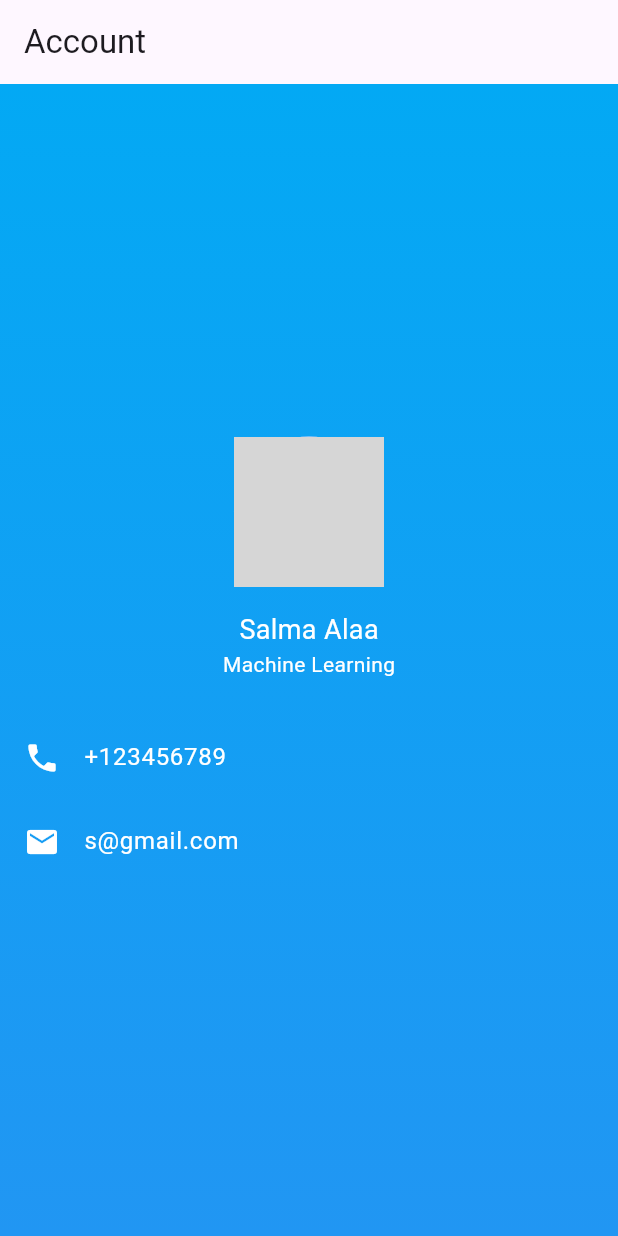
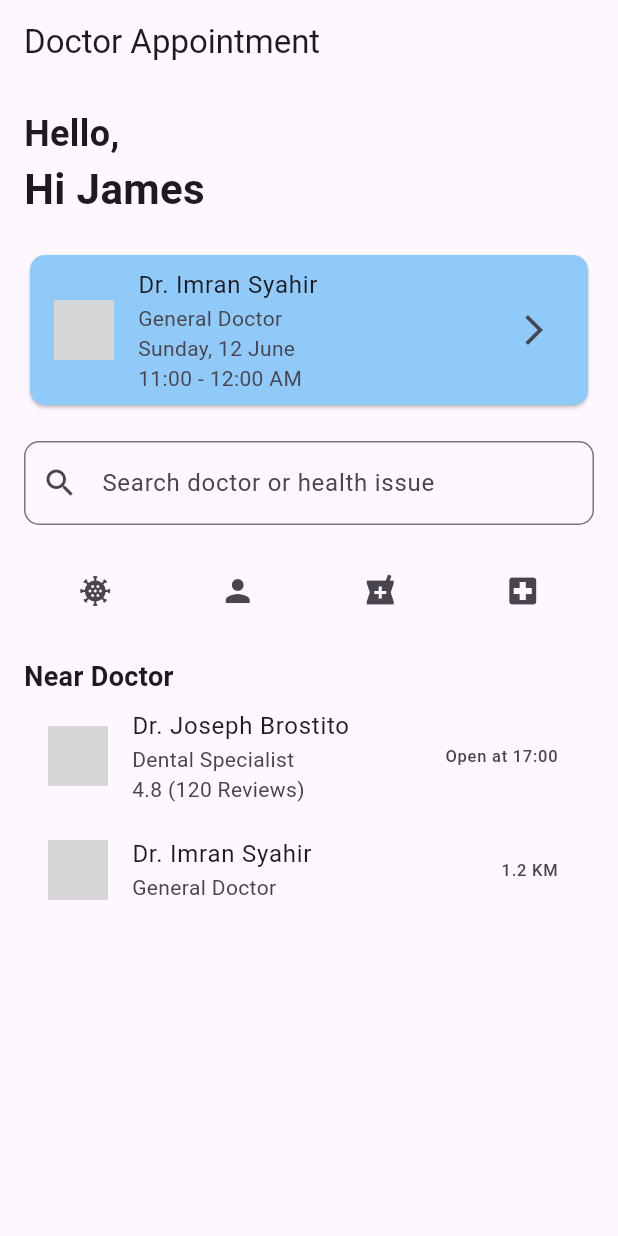
Before and after one commit to Salma-Alaa-Mulok/test1, a Flutter app: the screen it shows after launch, on a phone screen of 412 x 824 dp. Run offline on Flutter 3.47's test engine with Material 3 defaults, Android fonts, the phone set to English and light mode, and no system bars; grey boxes are pictures that could not be loaded.

Commit message:
Update main.dart

```diff
--- a/lib/main.dart
+++ b/lib/main.dart
@@ -1,5 +1,4 @@
 import 'package:flutter/material.dart';
-
 void main() {
   runApp(MyApp());
 }
@@ -7,55 +6,106 @@ class MyApp extends StatelessWidget {
   @override
   Widget build(BuildContext context) {
     return MaterialApp(
-      home: Scaffold(
-        appBar: AppBar(
-          title: Text('Account'),
-        ),
-        body: Container(
-          decoration: BoxDecoration(
-            gradient: LinearGradient(
-              colors: [Colors.lightBlue, Colors.blue],
-              begin: Alignment.topCenter,
-              end: Alignment.bottomCenter,
+      debugShowCheckedModeBanner: false ,
+      home: HomeScreen(),
+    );
+  }
+}
+class HomeScreen extends StatelessWidget {
+  @override
+  Widget build(BuildContext context) {
+    return Scaffold(
+      appBar: AppBar(
+        title: Text('Doctor Appointment'),
+      ),
+      body: Padding(
+        padding: const EdgeInsets.all(16.0),
+        child: Column(
+          crossAxisAlignment: CrossAxisAlignment.start,
+          children: [
+            Text(
+              'Hello,',
+              style: TextStyle(fontSize: 24, fontWeight: FontWeight.bold),
             ),
-          ),
-          child: Column(
-            mainAxisAlignment: MainAxisAlignment.center,
-            children: [
-              CircleAvatar(
-                radius: 50,
-                backgroundImage: AssetImage('assets/Default_The_moon_and_sun_collide_in_a_burst_of_vibrant_colors_0.png'),
+            Text(
+              'Hi James',
+              style: TextStyle(fontSize: 28, fontWeight: FontWeight.bold),
+            ),
+            SizedBox(height: 20),
+            Card(
+              color: Colors.blue[200],
+              shape: RoundedRectangleBorder(
+                borderRadius: BorderRadius.circular(10),
               ),
-              SizedBox(height: 16),
-              Text(
-                'Salma Alaa',
-                style: TextStyle(color: Colors.white, fontSize: 18),
+              child: ListTile(
+                leading: CircleAvatar(
+                  backgroundImage: AssetImage('assets/doctor2.png'),
+                ),
+                title: Text('Dr. Imran Syahir'),
+                subtitle: Text('General Doctor\nSunday, 12 June\n11:00 - 12:00 AM'),
+                trailing: Icon(Icons.arrow_forward_ios),
               ),
-              Text(
-                'Machine Learning',
-                style: TextStyle(color: Colors.white, fontSize: 14),
+            ),
+            SizedBox(height: 20),
+            TextField(
+              decoration: InputDecoration(
+                hintText: 'Search doctor or health issue',
+                prefixIcon: Icon(Icons.search),
+                border: OutlineInputBorder(
+                  borderRadius: BorderRadius.circular(10),
+                ),
               ),
-              SizedBox(height: 24),
-              ListTile(
-                leading: Icon(Icons.phone, color: Colors.white),
-                title: Text(
-                  '+123456789',
-                  style: TextStyle(color: Colors.white),
+            ),
+            SizedBox(height: 20),
+            Row(
+              mainAxisAlignment: MainAxisAlignment.spaceAround,
+              children: [
+                IconButton(
+                  icon: Icon(Icons.coronavirus),
+                  onPressed: () {},
                 ),
-                onTap: () {
-                },
+                IconButton(
+                  icon: Icon(Icons.person),
+                  onPressed: () {},
+                ),
+                IconButton(
+                  icon: Icon(Icons.local_pharmacy),
+                  onPressed: () {},
+                ),
+                IconButton(
+                  icon: Icon(Icons.local_hospital),
+                  onPressed: () {},
+                ),
+              ],
+            ),
+            SizedBox(height: 20),
+            Text(
+              'Near Doctor',
+              style: TextStyle(fontSize: 18, fontWeight: FontWeight.bold),
+            ),
+            Expanded(
+              child: ListView(
+                children: [
+                  ListTile(
+                    leading: CircleAvatar(
+                      backgroundImage: AssetImage('assets/doctor2.png'),
+                    ),
+                    title: Text('Dr. Joseph Brostito'),
+                    subtitle: Text('Dental Specialist\n4.8 (120 Reviews)'),
+                    trailing: Text('Open at 17:00'),
+                  ),
+                  ListTile(
+                    leading: CircleAvatar(
+                      backgroundImage: AssetImage('assets/doctor2.png'),
+                    ),
+                    title: Text('Dr. Imran Syahir'),
+                    subtitle: Text('General Doctor'),
+                    trailing: Text('1.2 KM'),
+                  ),
+                ],
               ),
-              ListTile(
-                leading: Icon(Icons.email, color: Colors.white),
-                title: Text(
-                  's@gmail.com',
-                  style: TextStyle(color: Colors.white),
-                ),
-                onTap: () {
-                },
-              ),
-            ],
-          ),
+            ),
+          ],
         ),
       ),
     );
```
